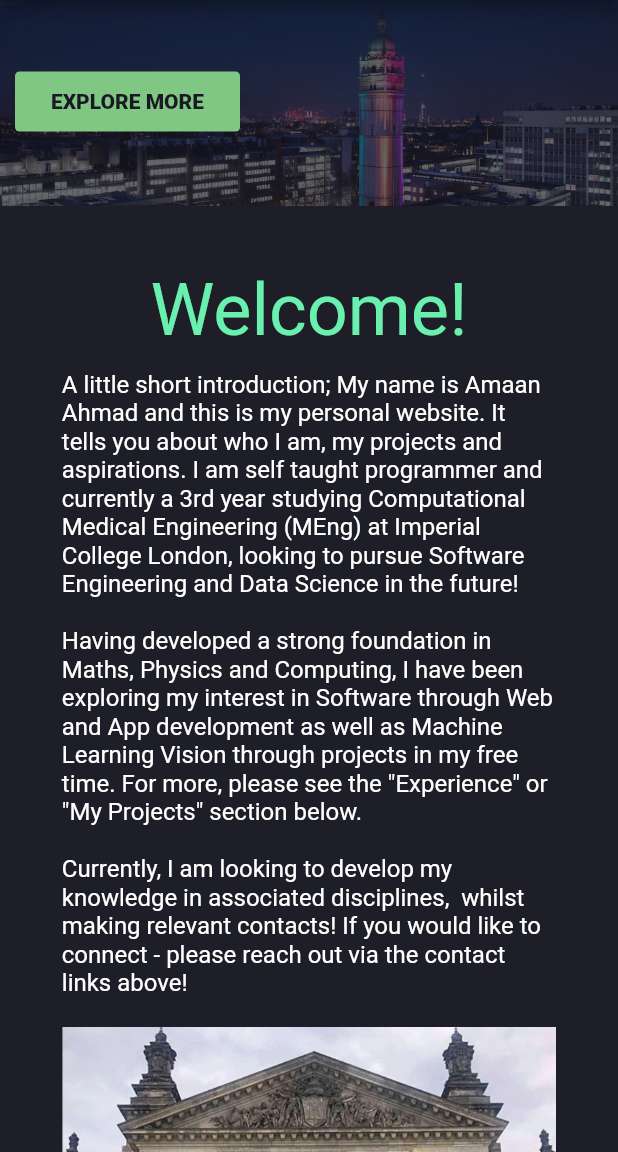
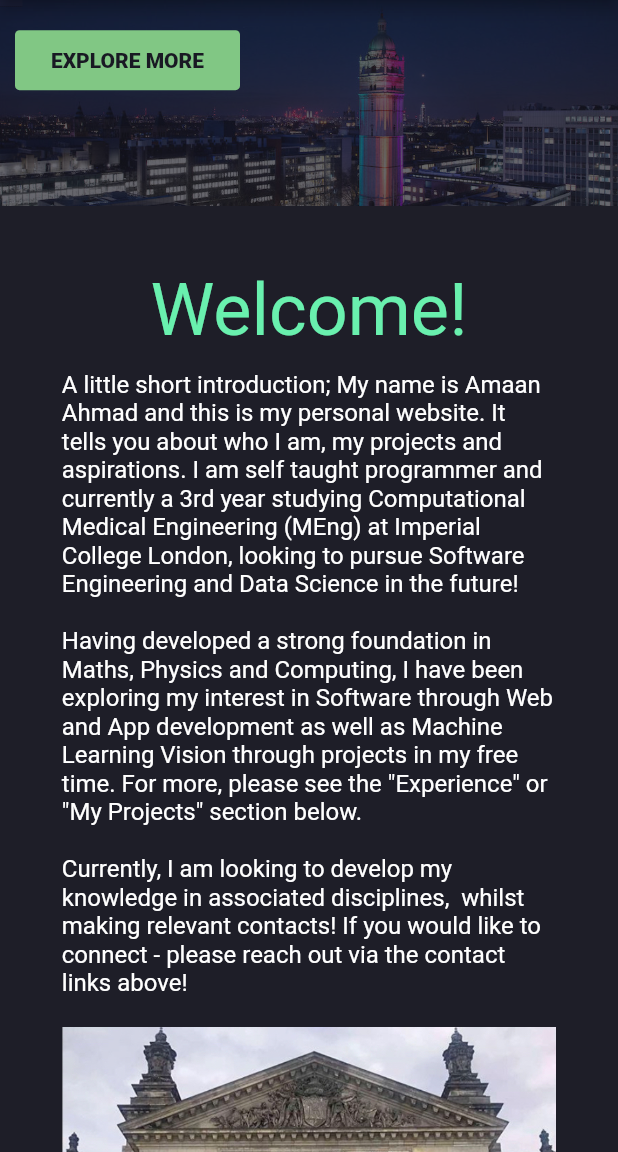
Before and after one commit to amaankahmad/amaankahmad_react, a Flutter app: the screen it shows after launch, on a phone screen of 412 x 824 dp, the part 84-1236 px from its top. Run offline on Flutter 3.47's test engine with Material 2 defaults, Android fonts, the phone set to English and light mode, and no system bars; our stand-ins replace animated_text_kit, flutter_svg, google_fonts.

Commit message:
Explore Button Phone View

```diff
--- a/amaankahmad/lib/screens/main/components/home_banner.dart
+++ b/amaankahmad/lib/screens/main/components/home_banner.dart
@@ -66,6 +66,10 @@ class _HomeBannerState extends State<HomeBanner> {
                           ExploreButton(
                             onPressed: buttonPressed,
                           ),
+                          if (screenWidth < 600)
+                            SizedBox(
+                              height: defaultPadding * 2,
+                            ),
                           if (screenWidth > 600)
                             Padding(
                               padding: const EdgeInsets.only(
```
Also changed, not shown: 3 other files.
